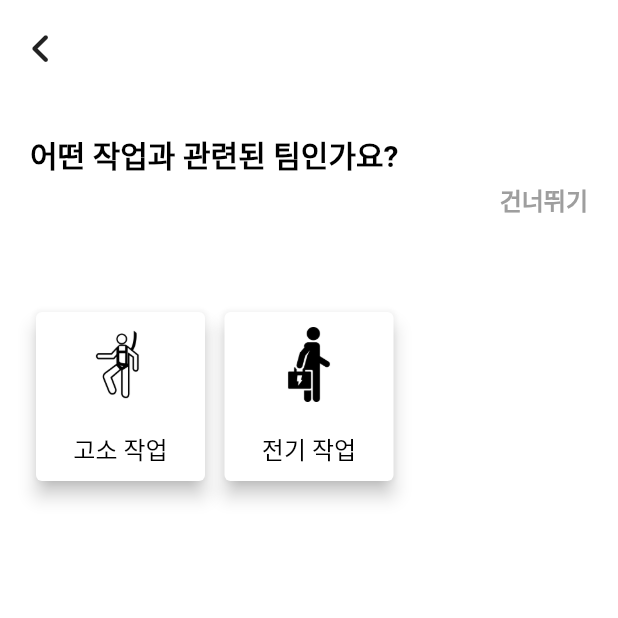
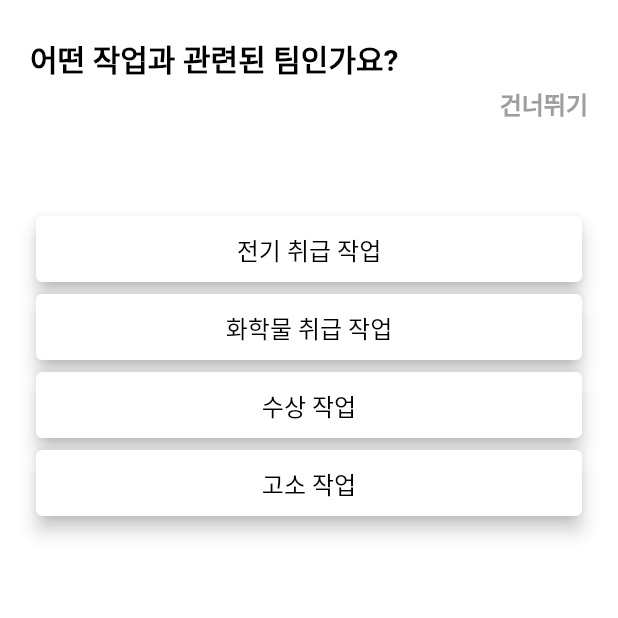
Before and after one commit to KimYongchan91/today_safety, a Flutter app: the RouteCheckListNew screen opened by its route, on a phone screen of 412 x 824 dp, the top half of it. Run offline on Flutter 3.47's test engine with Material 2 defaults, Android fonts, the phone set to English and light mode, and no system bars; our stand-ins replace animated_bottom_navigation_bar, animated_text_kit, cached_network_image, camera, cloud_firestore, cloud_functions and 26 more; missing offline and left inert: algolia, app_settings, chaleno, dart_geohash, easy_image_viewer, flutter_inappwebview and 5 more; accounts and stored records are empty; network calls fail; Roboto replaces fonts that are missing (Pretendard); statements that could not run were skipped.

Commit message:
add feature - add check & add asset - fuc, fuc_preset

```diff
--- a/lib/const/model/model_check.dart
+++ b/lib/const/model/model_check.dart
@@ -36,11 +36,10 @@ class ModelCheck {
   }
 
   @override
-  bool operator ==(Object other) {
-    return other is ModelCheck && other.name == name;
-  }
+  bool operator ==(Object other) =>
+      identical(this, other) ||
+      other is ModelCheck && runtimeType == other.runtimeType && name == other.name && fac == other.fac;
 
   @override
-  int get hashCode => hash2(name, fac);
-
+  int get hashCode => name.hashCode ^ fac.hashCode;
 }
--- a/lib/const/value/fuc.dart
+++ b/lib/const/value/fuc.dart
@@ -5,16 +5,49 @@ import 'package:today_safety/const/model/model_check.dart';
 const String _pathBaseFucImage = 'assets/images/fuc';
 
 ///check 코드
+//고소 작업
 const String keyWearSafetyHelmet = 'wear_safety_helmet';
+const String keyWearSafetyRope = 'wear_safety_rope';
+
+//전기 작업
 const String keyWearInsulatedGloves = 'wear_insulated_gloves';
 const String keyWearInsulatedShoes = 'wear_insulated_shoes';
+
+//공통
 const String keySetSafetySign = 'set_safety_sign';
+
+//화학물 취급 작업
+const String keyWearSafetyGlasses = 'wear_safety_glasses';
+const String keyWearSafetyGloves = 'wear_safety_gloves';
+const String keyWearSafetyMask = 'wear_safety_mask';
+
+//수상 작업
+const String keyWearLifeJacket = 'wear_life_jacket';
+const String keySetLifeTube = 'set_life_tube';
+
+///fuc 코드 전체 리스트
+///바로 위의 모든 코드를 추가해야 함
+const List<String> listAllFucCode = [
+  keyWearSafetyHelmet,
+  keyWearSafetyRope,
+  keyWearInsulatedGloves,
+  keyWearInsulatedShoes,
+  keySetSafetySign,
+  keyWearSafetyGlasses,
+  keyWearSafetyGloves,
+  keyWearSafetyMask,
+  keyWearLifeJacket,
+  keySetLifeTube,
+];
 
 ///check 코드를 받아 check 모델을 반환
 ModelCheck getModelCheck(String code) {
   switch (code) {
     case keyWearSafetyHelmet:
       return ModelCheck(name: '안전모 착용', fac: keyWearSafetyHelmet, date: Timestamp.now());
+
+    case keyWearSafetyRope:
+      return ModelCheck(name: '안전 로프 착용', fac: keyWearSafetyRope, date: Timestamp.now());
 
     case keyWearInsulatedGloves:
       return ModelCheck(name: '절연 장갑 착용', fac: keyWearInsulatedGloves, date: Timestamp.now());
@@ -24,6 +57,21 @@ ModelCheck getModelCheck(String code) {
 
     case keySetSafetySign:
       return ModelCheck(name: '안전 표지판 설치', fac: keySetSafetySign, date: Timestamp.now());
+
+    case keyWearSafetyGlasses:
+      return ModelCheck(name: '보안경 착용', fac: keyWearSafetyGlasses, date: Timestamp.now());
+
+    case keyWearSafetyGloves:
+      return ModelCheck(name: '장갑 착용', fac: keyWearSafetyGloves, date: Timestamp.now());
+
+    case keyWearSafetyMask:
+      return ModelCheck(name: '마스크 착용', fac: keyWearSafetyMask, date: Timestamp.now());
+
+    case keyWearLifeJacket:
+      return ModelCheck(name: '구명 조끼 착용', fac: keyWearLifeJacket, date: Timestamp.now());
+
+    case keySetLifeTube:
+      return ModelCheck(name: '구명 튜브 구비', fac: keySetLifeTube, date: Timestamp.now());
 
     default:
       return ModelCheck(name: '안전모 착용', fac: keyWearSafetyHelmet, date: Timestamp.now());
--- a/lib/const/value/fuc_preset.dart
+++ b/lib/const/value/fuc_preset.dart
@@ -7,28 +7,43 @@ import 'fuc.dart';
 const String _pathBaseFucPresetImage = 'assets/images/fuc_preset';
 
 ///fuc 프리셋 코드
+const String keyWorkWithElectric = 'work_with_electric';
+const String keyWorkWithChemical = 'work_with_chemical';
+const String keyWorkOnWater = 'work_on_water';
 const String keyWorkAtHeight = 'work_at_height';
-const String keyWorkWithElectric = 'work_with_electric';
 
 ///fuc 프리셋 코드 전체 리스트
 ///바로 위의 모든 코드를 추가해야 함
 const List<String> listAllFucPresetCode = [
+  keyWorkWithElectric,
+  keyWorkWithChemical,
+  keyWorkOnWater,
   keyWorkAtHeight,
-  keyWorkWithElectric,
 ];
 
 ///fuc 프리셋 코드 -> fuc 리스트
 ///예로 고소 작업 -> [안전모 착용, 안전 표지판 설치]
 ///바로 위의 모든 코드를 추가해야 함
 const Map<String, List<String>> mapFucPresetToFuc = {
-  keyWorkAtHeight: [
-    keyWearSafetyHelmet,
-    keySetSafetySign,
-  ],
   keyWorkWithElectric: [
     keyWearSafetyHelmet,
     keyWearInsulatedGloves,
     keyWearInsulatedShoes,
+    keySetSafetySign,
+  ],
+  keyWorkWithChemical: [
+    keyWearSafetyGlasses,
+    keyWearSafetyGloves,
+    keyWearSafetyMask,
+    keySetSafetySign,
+  ],
+  keyWorkOnWater: [
+    keyWearLifeJacket,
+    keySetLifeTube,
+  ],
+  keyWorkAtHeight: [
+    keyWearSafetyHelmet,
+    keyWearSafetyRope,
     keySetSafetySign,
   ],
 };
@@ -36,11 +51,18 @@ const Map<String, List<String>> mapFucPresetToFuc = {
 ///프리셋 코드를 받아 fuc 프리셋 모델을 반환
 ModelFucPreset getModelFucPreset(String code) {
   switch (code) {
+
+    case keyWorkWithElectric:
+      return ModelFucPreset('전기 취급 작업', keyWorkWithElectric);
+
+    case keyWorkWithChemical:
+      return ModelFucPreset('화학물 취급 작업', keyWorkWithChemical);
+
+    case keyWorkOnWater:
+      return ModelFucPreset('수상 작업', keyWorkOnWater);
+
     case keyWorkAtHeight:
       return ModelFucPreset('고소 작업', keyWorkAtHeight);
-
-    case keyWorkWithElectric:
-      return ModelFucPreset('전기 작업', keyWorkWithElectric);
 
     default:
       return ModelFucPreset('고소 작업', keyWorkAtHeight);
--- a/lib/ui/item/item_fuc_preset.dart
+++ b/lib/ui/item/item_fuc_preset.dart
@@ -19,12 +19,12 @@ class ItemFucPreset extends StatelessWidget {
         padding: const EdgeInsets.all(10),
         child: Column(
           children: [
-            Container(
+            /*Container(
               width: 50,
               alignment: Alignment.center,
 
                 child: Image.asset(getPathFucPresetImage(modelFucPreset))),
-            Spacer(),
+            Spacer(),*/
             Text(
               modelFucPreset.name,
               style: TextStyle(color: Colors.black, fontWeight: FontWeight.w500,fontSize: 16),
--- a/lib/ui/route/route_check_list_detail.dart
+++ b/lib/ui/route/route_check_list_detail.dart
@@ -422,7 +422,8 @@ class _RouteCheckListDetailState extends State<RouteCheckListDetail> {
                             ListView.builder(
                               itemCount: modelCheckList!.listModelCheck.length,
                               itemBuilder: (context, index) => ItemCheck(
-                                modelCheckList!.listModelCheck[index],
+                                modelCheck :  modelCheckList!.listModelCheck[index],
+                                itemCheckType: ItemCheckType.none,
                               ),
                               shrinkWrap: true,
                               physics: const NeverScrollableScrollPhysics(),
--- a/lib/ui/route/route_check_list_new.dart
+++ b/lib/ui/route/route_check_list_new.dart
@@ -44,7 +44,11 @@ class _RouteCheckListNewState extends State<RouteCheckListNew> {
   late ModelSite modelSite;
   bool isFucPresetSelected = false; //fuc 선택 단계를 지났는지
 
+  //선택된 안전 점검 항목
   ValueNotifier<List<ModelCheck>> valueNotifierListModelCheck = ValueNotifier([]);
+
+  //전체 안전 점검 항목
+  List<ModelCheck> listAllModelCheck = [];
   ValueNotifier<bool> valueNotifierUpload = ValueNotifier(false);
 
   TextEditingController textEditingControllerName = TextEditingController();
@@ -59,6 +63,10 @@ class _RouteCheckListNewState extends State<RouteCheckListNew> {
   void initState() {
     modelSite = Get.arguments[keyModelSite];
 
+    for (var element in listAllFucCode) {
+      listAllModelCheck.add(getModelCheck(element));
+    }
+
     super.initState();
   }
 
@@ -72,7 +80,11 @@ class _RouteCheckListNewState extends State<RouteCheckListNew> {
               ?
 
               ///fuc 선택 단계를 지났으면
-              Column(
+              InkWell(
+                  onTap: () {
+                    FocusManager.instance.primaryFocus?.unfocus();
+                  },
+                  child: Column(
                     children: [
                       Expanded(
                         child: SingleChildScrollView(
@@ -120,22 +132,28 @@ class _RouteCheckListNewState extends State<RouteCheckListNew> {
                               const Padding(
                                 padding: EdgeInsets.symmetric(horizontal: 20),
                                 child: Text(
-                                '안전 점검 항목을 추가해 주세요.',
+                                  '팀원이 준수해야 할 안전 점검 항목을 선택해 주세요.',
                                   style: TextStyle(
                                     fontSize: 20,
                                     fontWeight: FontWeight.bold,
                                   ),
                                 ),
                               ),
+                              Text('추가됨'),
                               const SizedBox(
                                 height: 20,
                               ),
+
+                              ///이미 추가된 항목 리스트뷰
                               ValueListenableBuilder(
                                 valueListenable: valueNotifierListModelCheck,
                                 builder: (context, value, child) => ListView.builder(
                                   itemBuilder: (context, index) => InkWell(
                                     onTap: () {},
-                                  child: ItemCheck(value[index], onDelete: () {
+                                    child: ItemCheck(
+                                        modelCheck: value[index],
+                                        itemCheckType: ItemCheckType.delete,
+                                        onTap: () {
                                           onDeleteModelFuc(value[index]);
                                         }),
                                   ),
@@ -146,6 +164,30 @@ class _RouteCheckListNewState extends State<RouteCheckListNew> {
                               ),
                               const SizedBox(
                                 height: 20,
+                              ),
+                              Text('추가할 수 있는 항목'),
+
+                              ///추가할 수 있는 항목 리스트뷰
+                              ValueListenableBuilder(
+                                valueListenable: valueNotifierListModelCheck,
+                                builder: (context, value, child) => ListView.builder(
+                                  itemBuilder: (context, index) => InkWell(
+                                    onTap: () {},
+                                    child: ItemCheck(
+                                        modelCheck: listAllModelCheck
+                                            .where((element) => value.contains(element) == false)
+                                            .toList()[index],
+                                        itemCheckType: ItemCheckType.add,
+                                        onTap: () {
+                                          onAddModelFuc(listAllModelCheck
+                                              .where((element) => value.contains(element) == false)
+                                              .toList()[index]);
+                                        }),
+                                  ),
+                                  itemCount: listAllModelCheck.length - value.length,
+                                  shrinkWrap: true,
+                                  physics: const BouncingScrollPhysics(),
+                                ),
                               ),
 
                               /*///인증 위치 제한 on/off 토글
@@ -275,7 +317,8 @@ class _RouteCheckListNewState extends State<RouteCheckListNew> {
                                       padding: EdgeInsets.only(top: 2),
                                       child: Text(
                                         '만들기',
-                                      style: TextStyle(fontWeight: FontWeight.bold, color: Colors.white, fontSize: 20),
+                                        style:
+                                            TextStyle(fontWeight: FontWeight.bold, color: Colors.white, fontSize: 20),
                                       ),
                                     ),
                             ),
@@ -283,22 +326,13 @@ class _RouteCheckListNewState extends State<RouteCheckListNew> {
                         ),
                       ),
                     ],
+                  ),
                 )
               :
 
               ///fuc 선택 단계 진행 중
               Column(
                   children: [
-                    Align(
-                        alignment: Alignment.centerLeft,
-                        child: InkWell(
-                            onTap: () {
-                              Get.back();
-                            },
-                            child: const Padding(
-                              padding: EdgeInsets.all(20),
-                              child: FaIcon(FontAwesomeIcons.angleLeft),
-                            ))),
                     const SizedBox(
                       height: 30,
                     ),
@@ -334,11 +368,7 @@ class _RouteCheckListNewState extends State<RouteCheckListNew> {
                     ),
                     Padding(
                       padding: const EdgeInsets.symmetric(horizontal: 20),
-                      child: GridView.builder(
-                        gridDelegate: const SliverGridDelegateWithFixedCrossAxisCount(
-                          crossAxisCount: 3,
-                          crossAxisSpacing: 5,
-                        ),
+                      child: ListView.builder(
                         itemBuilder: (context, index) => InkWell(
                           onTap: () {
                             setFuc(getModelFucPreset(listAllFucPresetCode[index]));
@@ -379,6 +409,13 @@ class _RouteCheckListNewState extends State<RouteCheckListNew> {
   onDeleteModelFuc(ModelCheck modelCheck) {
     List<ModelCheck> listNew = [...valueNotifierListModelCheck.value];
     listNew.removeWhere((element) => element.fac == modelCheck.fac && element.date == modelCheck.date);
+
+    valueNotifierListModelCheck.value = listNew;
+  }
+
+  onAddModelFuc(ModelCheck modelCheck) {
+    List<ModelCheck> listNew = [...valueNotifierListModelCheck.value];
+    listNew.add(modelCheck);
 
     valueNotifierListModelCheck.value = listNew;
   }
@@ -426,11 +463,10 @@ class _RouteCheckListNewState extends State<RouteCheckListNew> {
   }
 
   Future<bool> onWillPop() async {
-    if (textEditingControllerName.text.isEmpty && valueNotifierModelConstraintLocation.value == null) {
-      return true;
-    }
-
-    var result = await Get.dialog(const DialogCloseRoute());
+    var result = await Get.dialog(const DialogCloseRoute(
+      content: '저장하지 않고 나갈까요?',
+      labelButton: '나가기',
+    ));
     if (result == true) {
       return true;
     } else {
--- a/lib/ui/screen/screen_check_list_check_main.dart
+++ b/lib/ui/screen/screen_check_list_check_main.dart
@@ -85,7 +85,8 @@ class _ScreenCheckListCheckMainState extends State<ScreenCheckListCheckMain> {
                 ListView.builder(
                   itemCount: widget.modelCheckList.listModelCheck.length,
                   itemBuilder: (context, index) => ItemCheck(
-                    widget.modelCheckList.listModelCheck[index],
+                    modelCheck: widget.modelCheckList.listModelCheck[index],
+                    itemCheckType: ItemCheckType.none,
                   ),
                   shrinkWrap: true,
                 )
```
Also changed, not shown: lib/ui/item/item_check.dart (+15 -8 lines), assets/images/fuc/wear_life_jacket.png (renamed from assets/images/icon/life-vest.png), assets/images/fuc/wear_safety_gloves.png (added), 1 other file. Lines whose indentation alone changed are shown as unchanged.
